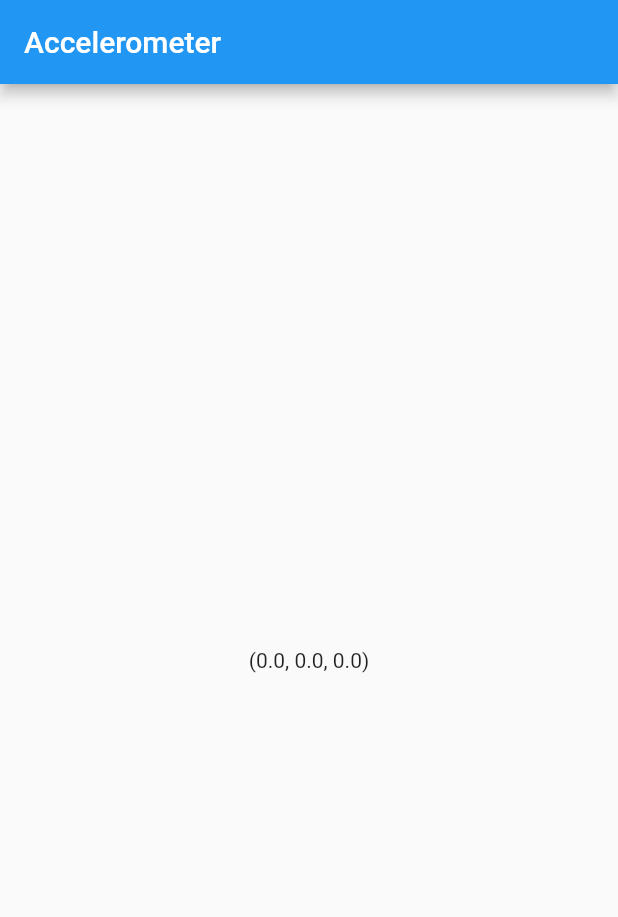
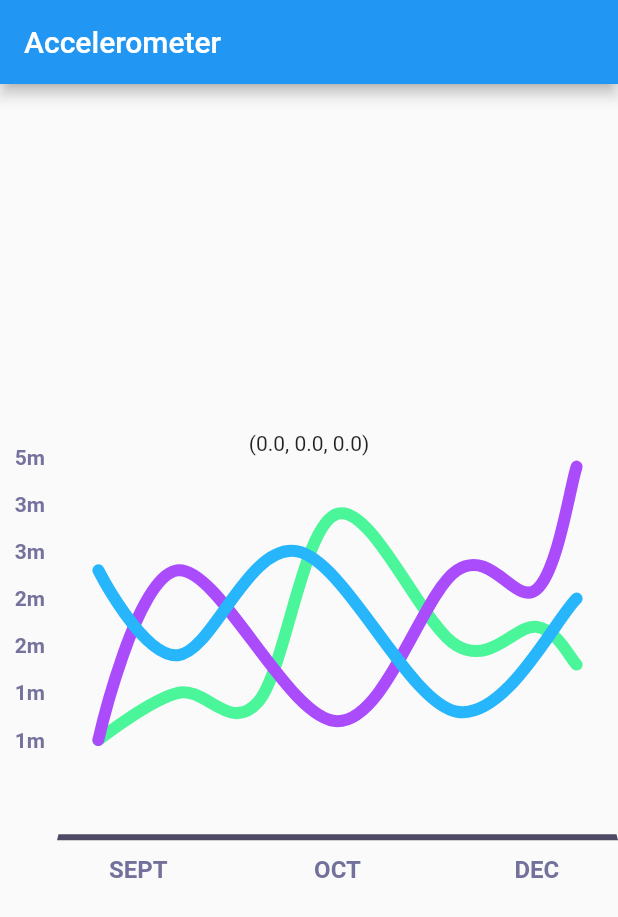
Before and after one commit to FfrftTK/sensor_data-visualizer, a Flutter app: the screen it shows after launch, on a phone screen of 412 x 824 dp. Shown: the top 917 px of the screen. Run offline on Flutter 3.47's test engine with Material 2 defaults, Android fonts, the phone set to English and light mode, and no system bars; drawn by our look-alikes of fl_chart; our stand-ins replace flutter_hooks, get, hooks_riverpod, state_notifier; missing offline and left inert: all_sensors.

Commit message:
Add chart demo

```diff
--- a/lib/pages/accelerometer_page.dart
+++ b/lib/pages/accelerometer_page.dart
@@ -18,8 +18,170 @@ class AccelerometerPage extends HookWidget {
           Center(
             child: Text(state.toString()),
           ),
+          LineChart(
+            sampleData1(),
+            swapAnimationDuration: const Duration(milliseconds: 250),
+          ),
         ],
       ),
     );
   }
 }
+
+LineChartData sampleData1() {
+  return LineChartData(
+    lineTouchData: LineTouchData(
+      touchTooltipData: LineTouchTooltipData(
+        tooltipBgColor: Colors.blueGrey.withOpacity(0.8),
+      ),
+      touchCallback: (LineTouchResponse touchResponse) {},
+      handleBuiltInTouches: true,
+    ),
+    gridData: FlGridData(
+      show: false,
+    ),
+    titlesData: FlTitlesData(
+      bottomTitles: SideTitles(
+        showTitles: true,
+        reservedSize: 22,
+        getTextStyles: (value) => const TextStyle(
+          color: Color(0xff72719b),
+          fontWeight: FontWeight.bold,
+          fontSize: 16,
+        ),
+        margin: 10,
+        getTitles: (value) {
+          switch (value.toInt()) {
+            case 2:
+              return 'SEPT';
+            case 7:
+              return 'OCT';
+            case 12:
+              return 'DEC';
+          }
+          return '';
+        },
+      ),
+      leftTitles: SideTitles(
+        showTitles: true,
+        getTextStyles: (value) => const TextStyle(
+          color: Color(0xff75729e),
+          fontWeight: FontWeight.bold,
+          fontSize: 14,
+        ),
+        getTitles: (value) {
+          switch (value.toInt()) {
+            case 1:
+              return '1m';
+            case 2:
+              return '2m';
+            case 3:
+              return '3m';
+            case 4:
+              return '5m';
+          }
+          return '';
+        },
+        margin: 8,
+        reservedSize: 30,
+      ),
+    ),
+    borderData: FlBorderData(
+      show: true,
+      border: const Border(
+        bottom: BorderSide(
+          color: Color(0xff4e4965),
+          width: 4,
+        ),
+        left: BorderSide(
+          color: Colors.transparent,
+        ),
+        right: BorderSide(
+          color: Colors.transparent,
+        ),
+        top: BorderSide(
+          color: Colors.transparent,
+        ),
+      ),
+    ),
+    minX: 0,
+    maxX: 14,
+    maxY: 4,
+    minY: 0,
+    lineBarsData: linesBarData1(),
+  );
+}
+
+List<LineChartBarData> linesBarData1() {
+  final lineChartBarData1 = LineChartBarData(
+    spots: [
+      FlSpot(1, 1),
+      FlSpot(3, 1.5),
+      FlSpot(5, 1.4),
+      FlSpot(7, 3.4),
+      FlSpot(10, 2),
+      FlSpot(12, 2.2),
+      FlSpot(13, 1.8),
+    ],
+    isCurved: true,
+    colors: [
+      const Color(0xff4af699),
+    ],
+    barWidth: 8,
+    isStrokeCapRound: true,
+    dotData: FlDotData(
+      show: false,
+    ),
+    belowBarData: BarAreaData(
+      show: false,
+    ),
+  );
+  final lineChartBarData2 = LineChartBarData(
+    spots: [
+      FlSpot(1, 1),
+      FlSpot(3, 2.8),
+      FlSpot(7, 1.2),
+      FlSpot(10, 2.8),
+      FlSpot(12, 2.6),
+      FlSpot(13, 3.9),
+    ],
+    isCurved: true,
+    colors: [
+      const Color(0xffaa4cfc),
+    ],
+    barWidth: 8,
+    isStrokeCapRound: true,
+    dotData: FlDotData(
+      show: false,
+    ),
+    belowBarData: BarAreaData(show: false, colors: [
+      const Color(0x00aa4cfc),
+    ]),
+  );
+  final lineChartBarData3 = LineChartBarData(
+    spots: [
+      FlSpot(1, 2.8),
+      FlSpot(3, 1.9),
+      FlSpot(6, 3),
+      FlSpot(10, 1.3),
+      FlSpot(13, 2.5),
+    ],
+    isCurved: true,
+    colors: const [
+      Color(0xff27b6fc),
+    ],
+    barWidth: 8,
+    isStrokeCapRound: true,
+    dotData: FlDotData(
+      show: false,
+    ),
+    belowBarData: BarAreaData(
+      show: false,
+    ),
+  );
+  return [
+    lineChartBarData1,
+    lineChartBarData2,
+    lineChartBarData3,
+  ];
+}
--- a/lib/pages/pages.dart
+++ b/lib/pages/pages.dart
@@ -1,5 +1,6 @@
 library pages;
 
+import 'package:fl_chart/fl_chart.dart';
 import 'package:flutter/material.dart';
 import 'package:flutter_hooks/flutter_hooks.dart';
 import 'package:hooks_riverpod/all.dart';
```
